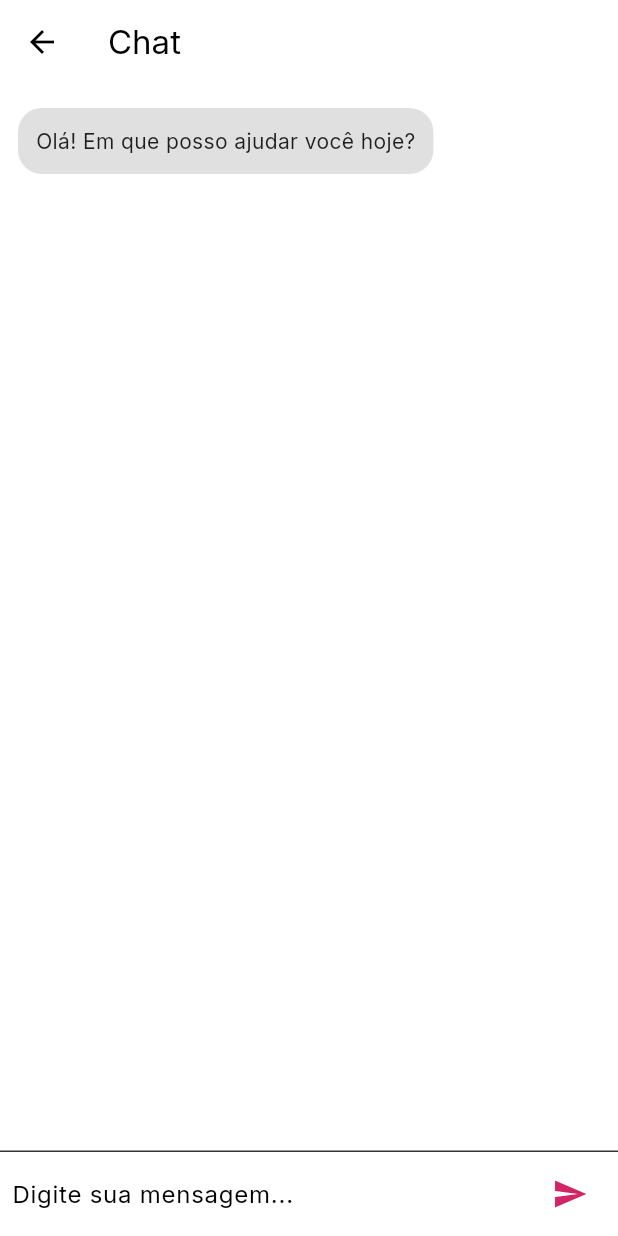
After one commit to yannynz/ema_app, a Flutter app: the ChatScreen screen opened directly, after a tap on the "send" icon, on a phone screen of 412 x 824 dp. The commit adds this screen. Run offline on Flutter 3.47's test engine with Material 3 defaults, Android fonts, the phone set to English and light mode, and no system bars; our stand-ins replace flutter_riverpod, get_it, google_fonts, injectable; generated files the repository leaves out were written again.

Commit message:
Versão 0.0.5

```diff
--- /dev/null
+++ b/lib/features/chat/presentation/chat_screen.dart
@@ -0,0 +1,95 @@
+import 'package:flutter/material.dart';
+
+class ChatScreen extends StatefulWidget {
+  const ChatScreen({Key? key}) : super(key: key);
+
+  @override
+  _ChatScreenState createState() => _ChatScreenState();
+}
+
+class _ChatScreenState extends State<ChatScreen> {
+  final List<_Message> _messages = [
+    _Message('IA', 'Olá! Em que posso ajudar você hoje?'),
+  ];
+  final TextEditingController _ctrl = TextEditingController();
+
+  void _sendMessage() {
+    final text = _ctrl.text.trim();
+    if (text.isEmpty) return;
+    setState(() {
+      _messages.add(_Message('Você', text));
+      _messages.add(_Message('IA', 'Entendi: "$text". Estamos analisando e logo responderemos.'));
+    });
+    _ctrl.clear();
+  }
+
+  @override
+  Widget build(BuildContext context) {
+    return Scaffold(
+      appBar: AppBar(title: const Text('Chat')),
+      body: Column(
+        children: [
+          Expanded(
+            child: ListView.builder(
+              padding: const EdgeInsets.all(12),
+              itemCount: _messages.length,
+              itemBuilder: (context, i) {
+                final m = _messages[i];
+                final isUser = m.sender == 'Você';
+                return Align(
+                  alignment: isUser ? Alignment.centerRight : Alignment.centerLeft,
+                  child: Container(
+                    margin: const EdgeInsets.symmetric(vertical: 4),
+                    padding: const EdgeInsets.all(12),
+                    decoration: BoxDecoration(
+                      color: isUser
+                          ? Theme.of(context).colorScheme.primary
+                          : Colors.grey.shade300,
+                      borderRadius: BorderRadius.circular(16),
+                    ),
+                    child: Text(
+                      m.text,
+                      style: TextStyle(
+                        color: isUser ? Colors.white : Colors.black87,
+                      ),
+                    ),
+                  ),
+                );
+              },
+            ),
+          ),
+          const Divider(height: 1),
+          Padding(
+            padding: const EdgeInsets.symmetric(horizontal: 8, vertical: 4),
+            child: Row(
+              children: [
+                Expanded(
+                  child: TextField(
+                    controller: _ctrl,
+                    decoration: const InputDecoration(
+                      hintText: 'Digite sua mensagem...',
+                      border: InputBorder.none,
+                    ),
+                  ),
+                ),
+                IconButton(
+                  icon: Icon(
+                    Icons.send,
+                    color: Theme.of(context).colorScheme.primary,
+                  ),
+                  onPressed: _sendMessage,
+                ),
+              ],
+            ),
+          ),
+        ],
+      ),
+    );
+  }
+}
+
+class _Message {
+  final String sender;
+  final String text;
+  _Message(this.sender, this.text);
+}
--- a/lib/features/navigation/home_screen.dart
+++ b/lib/features/navigation/home_screen.dart
@@ -5,6 +5,7 @@ import '../location/presentation/location_screen.dart';
 import '../contacts/presentation/contacts_screen.dart';
 import '../tips/presentation/tips_screen.dart';
 import '../../core/constants.dart';
+import '../chat/presentation/chat_screen.dart';
 
 class HomeScreen extends StatefulWidget {
   const HomeScreen({Key? key}) : super(key: key);
@@ -20,6 +21,7 @@ class _HomeScreenState extends State<HomeScreen> {
     LocationScreen(),
     ContactsScreen(),
     TipsScreen(),
+    ChatScreen(),
   ];
 
   void _onTap(int idx) => setState(() => _currentIndex = idx);
@@ -28,9 +30,7 @@ class _HomeScreenState extends State<HomeScreen> {
   Widget build(BuildContext context) {
     return Scaffold(
       drawer: const AppDrawer(),
-      appBar: AppBar(
-        title: Text(appTitle),
-      ),
+      appBar: AppBar(title: Text(appTitle)),
       body: _screens[_currentIndex],
       bottomNavigationBar: BottomNavigationBar(
         currentIndex: _currentIndex,
@@ -42,6 +42,7 @@ class _HomeScreenState extends State<HomeScreen> {
           BottomNavigationBarItem(icon: Icon(Icons.location_on), label: 'Localização'),
           BottomNavigationBarItem(icon: Icon(Icons.contacts), label: 'Contatos'),
           BottomNavigationBarItem(icon: Icon(Icons.lightbulb), label: 'Dicas'),
+          BottomNavigationBarItem(icon: Icon(Icons.chat_bubble_outline), label: 'Chat'),
         ],
       ),
     );
```
